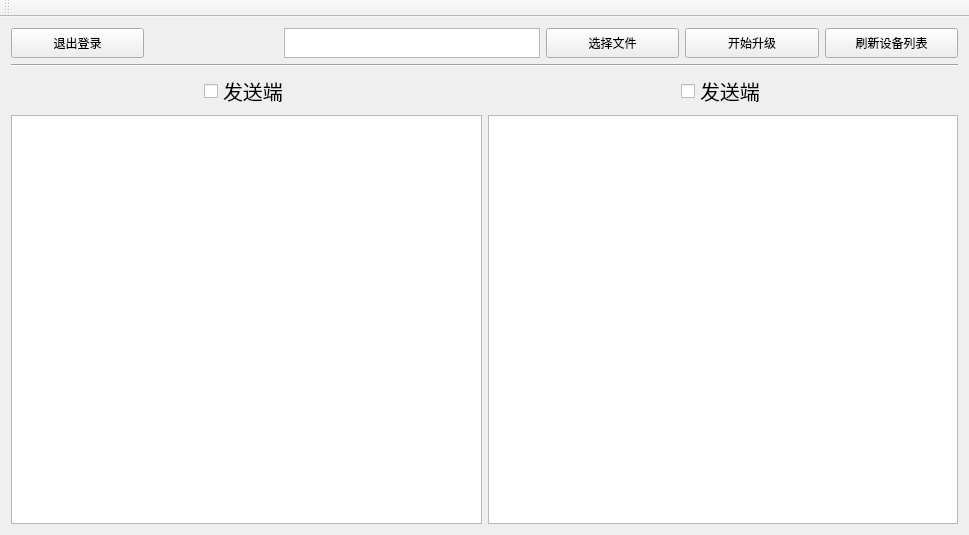
Qt form mainwindow.ui (George-sudo/AST1520ClientUpgradeTool) before a commit.
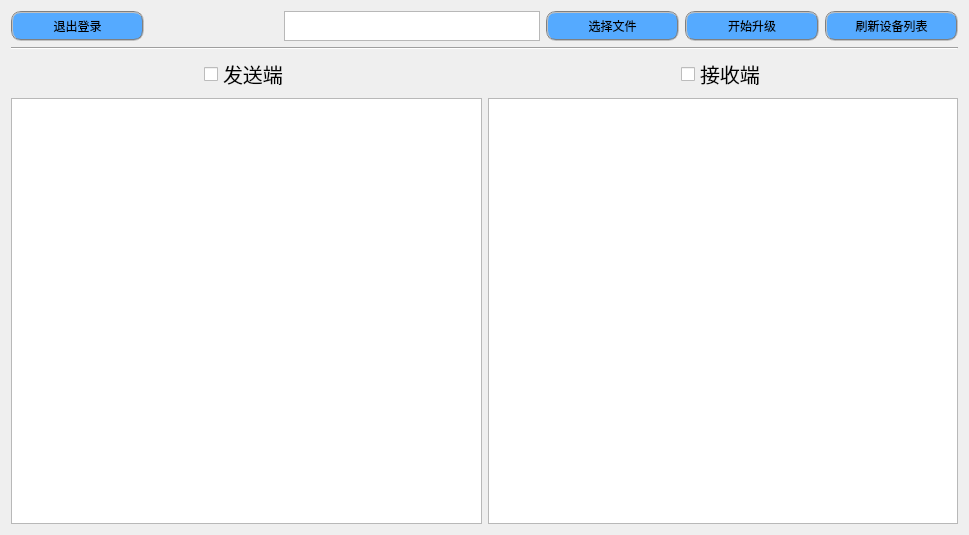
The same form after that commit.

Patch:
```diff
--- a/mainwindow.ui
+++ b/mainwindow.ui
@@ -19,6 +19,11 @@
   <property name="windowTitle">
    <string>MainWindow</string>
   </property>
+  <property name="styleSheet">
+   <string notr="true">QPushButton {background-color:rgb(85, 170, 255);border-radius: 10px;  border: 2px groove gray;}
+QPushButton:hover{background-color:rgb(255, 158, 0); color: black;}
+QPushButton:pressed{background-color:red;}</string>
+  </property>
   <widget class="QWidget" name="centralWidget">
    <layout class="QGridLayout" name="gridLayout">
     <item row="0" column="0">
@@ -239,7 +244,7 @@
                </font>
               </property>
               <property name="text">
-               <string>发送端</string>
+               <string>接收端</string>
               </property>
              </widget>
             </item>
@@ -290,14 +295,6 @@
     </rect>
    </property>
   </widget>
-  <widget class="QToolBar" name="mainToolBar">
-   <attribute name="toolBarArea">
-    <enum>TopToolBarArea</enum>
-   </attribute>
-   <attribute name="toolBarBreak">
-    <bool>false</bool>
-   </attribute>
-  </widget>
  </widget>
  <layoutdefault spacing="6" margin="11"/>
  <resources/>
```
Left out of the diff: 6 changed lines with no effect on the pictures.
